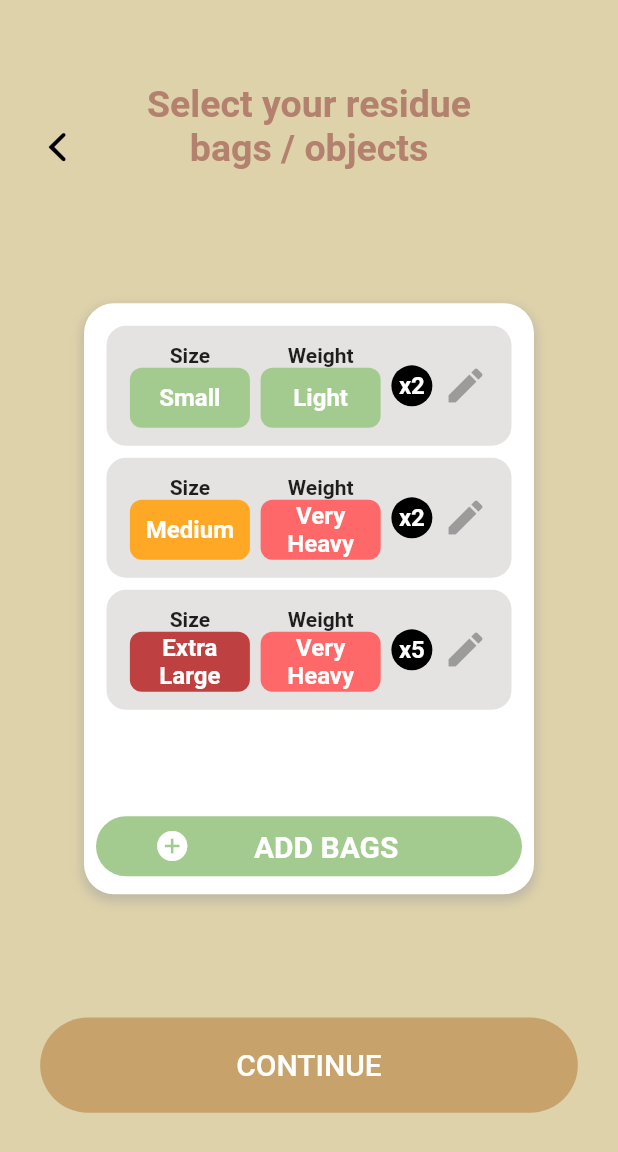
After one commit to fquesada00/Econet, a Flutter app: the AddBags screen opened by its route, on a phone screen of 412 x 824 dp. The commit adds this screen. Shown: the top 1152 px of the screen. Run offline on Flutter 3.47's test engine with Material 2 defaults, Android fonts, the phone set to English and light mode, and no system bars; drawn by our look-alikes of auto_size_text; our stand-ins replace firebase_auth, firebase_core, flutter_svg, geolocator, google_maps_flutter, google_sign_in and 1 more; missing offline and left inert: geocoder, linked_scroll_controller; accounts and stored records are empty; Roboto replaces fonts that are missing (SFProDisplay, SFProText); project files that could hold a hidden picture were left out.

Commit message:
Comenzada pantalla de agregar bolsas

```diff
--- a/lib/app.dart
+++ b/lib/app.dart
@@ -4,6 +4,7 @@ import 'package:econet/views/auth/login_or_signup.dart';
 import 'package:econet/views/auth/signup_email.dart';
 import 'package:econet/views/auth/signup_method.dart';
 import 'package:econet/views/ecopoint/PickTimeCreateEcopoint.dart';
+import 'package:econet/views/ecopoint/add_bags.dart';
 import 'package:econet/views/ecopoint/ecopoint_expanded.dart';
 import 'package:econet/views/ecopoint/pickDelivery.dart';
 import 'package:econet/views/ecopoint/pickWeekdayCreateEcopoint.dart';
@@ -50,6 +51,7 @@ class MyApp extends StatelessWidget {
           '/pickWeekday': (context) => PickWeekday(),
           '/pickTimeCreateEcopoint': (context) => PickTimeCreateEcopoint(),
           '/settings': (context) => Settings(),
+          '/add_bags': (context) => AddBags(),
         },
         title: 'Flutter Demo',
         theme: ThemeData(
@@ -180,6 +182,12 @@ class _MyHomePageState extends State<MyHomePage> {
                 onPressed: () {
                   Navigator.pushNamed(context, '/settings');
                 }),
+            RaisedButton(
+              child: Text("Add Bags"),
+              onPressed: () {
+                Navigator.pushNamed(context, '/add_bags');
+              },
+            ),
           ],
         ),
       ),
--- a/lib/model/bag.dart
+++ b/lib/model/bag.dart
@@ -2,7 +2,43 @@ class Bag {
   BagSize _size;
   BagWeight _weight;
   int _qty;
+
+  Bag(this._size, this._weight, this._qty);
+
+  BagSize get size => _size;
+
+  BagWeight get weight => _weight;
+
+  int get qty => _qty;
 }
 
 enum BagSize { small, medium, large, extraLarge }
 enum BagWeight { light, heavy, veryHeavy }
+
+String bagSizeToString(BagSize bagSize) {
+  switch (bagSize) {
+    case BagSize.small:
+      return 'Small';
+    case BagSize.medium:
+      return 'Medium';
+    case BagSize.large:
+      return 'Large';
+    case BagSize.extraLarge:
+      return 'Extra Large';
+    default:
+      return null;
+  }
+}
+
+String bagWeightToString(BagWeight bagWeight) {
+  switch (bagWeight) {
+    case BagWeight.light:
+      return 'Light';
+    case BagWeight.heavy:
+      return 'Heavy';
+    case BagWeight.veryHeavy:
+      return 'Very Heavy';
+    default:
+      return null;
+  }
+}
--- a/lib/presentation/constants.dart
+++ b/lib/presentation/constants.dart
@@ -9,7 +9,9 @@ const Color GREEN_DARK = Color.fromRGBO(100, 154, 59, 1);
 const Color BROWN_DARK = Color.fromRGBO(179, 129, 110, 1);
 const Color BROWN_MEDIUM = Color.fromRGBO(199, 162, 107, 1);
 const Color BROWN_LIGHT = Color.fromRGBO(222, 210, 170, 1);
-const Color MEDIUM_BLUE = Color(0xFF8F9CDF);
+const Color BLUE_MEDIUM = Color(0xFF8F9CDF);
+const Color RED_MEDIUM = Color(0xFFFF6868);
+const Color RED_DARK = Color(0xFFBF4040);
 
 //Colores de tags (residuos, filtros, etc)
 const Color PAPER_COLOR = BROWN_MEDIUM;
@@ -19,6 +21,11 @@ const Color METAL_COLOR = Color(0xFFA8A8A8);
 const Color ELECTRONICS_COLOR = Color(0xFF4EA77D);
 const Color WOOD_COLOR = Color(0xFFB3816E);
 const Color TEXTILE_COLOR = Color(0xFFC76BC7);
+
+//Otros
+const Color WARNING_COLOR = Color(0xFFFFA826);
+const Color ERROR_COLOR = Color(0xFFAF0000);
+const Color EDIT_COLOR = Color(0xFF9B9B9B);
 
 const Map<String, Color> CHIP_DATA = {
   'Paper': PAPER_COLOR,
--- /dev/null
+++ b/lib/views/ecopoint/add_bags.dart
@@ -0,0 +1,289 @@
+import 'package:econet/model/bag.dart';
+import 'package:econet/presentation/constants.dart';
+import 'package:econet/views/widgets/button1.dart';
+import 'package:econet/views/widgets/navbar.dart';
+import 'package:flutter/cupertino.dart';
+import 'package:flutter/material.dart';
+
+class AddBags extends StatefulWidget {
+  @override
+  _AddBagsState createState() => _AddBagsState();
+}
+
+class _AddBagsState extends State<AddBags> {
+  Bag bagData1 = new Bag(BagSize.small, BagWeight.light, 2);
+  Bag bagData2 = new Bag(BagSize.medium, BagWeight.veryHeavy, 2);
+  Bag bagData3 = new Bag(BagSize.extraLarge, BagWeight.veryHeavy, 5);
+
+  List<Bag> bagList;
+
+  @override
+  void initState() {
+    super.initState();
+
+    bagList = [bagData1, bagData2, bagData3];
+  }
+
+  @override
+  Widget build(BuildContext context) {
+    return Scaffold(
+      backgroundColor: BROWN_LIGHT,
+      appBar: NavBar(
+        backgroundColor: BROWN_LIGHT,
+        withBack: true,
+        textColor: BROWN_DARK,
+        text: "Select your residue bags / objects",
+      ),
+      body: Center(
+        child: Column(
+          mainAxisAlignment: MainAxisAlignment.spaceEvenly,
+          children: [
+            InfoCardContainer(
+              content: Column(
+                children: [
+                  ClipRRect(
+                    borderRadius: BorderRadius.all(Radius.circular(20)),
+                    child: Container(
+                      height: 330,
+                      width: 300,
+                      child: ListView.separated(
+                        padding: EdgeInsets.all(15),
+                        itemCount: bagList.length,
+                        itemBuilder: (BuildContext context, int index) {
+                          return BagInfoRow(bagList[index], true);
+                        },
+                        separatorBuilder: (BuildContext context, int index) =>
+                            SizedBox(height: 8),
+                      ),
+                    ),
+                  ),
+                  Padding(
+                    padding: const EdgeInsets.all(8.0),
+                    child: Button1(
+                        btnData: ButtonData('ADD BAGS', () {},
+                            height: 40,
+                            adjust: true,
+                            fontWeight: FontWeight.w600,
+                            icon: Icon(Icons.add_circle))),
+                  )
+                ],
+              ),
+            ),
+            Button1(
+                btnData: ButtonData('CONTINUE', () {},
+                    backgroundColor: BROWN_MEDIUM))
+          ],
+        ),
+      ),
+    );
+  }
+}
+
+class BagInfoRow extends StatefulWidget {
+  final Bag bagData;
+  final bool isEditable;
+
+  BagInfoRow(this.bagData, this.isEditable);
+
+  @override
+  _BagInfoRowState createState() => _BagInfoRowState(bagData, isEditable);
+}
+
+class _BagInfoRowState extends State<BagInfoRow> {
+  Bag bagData;
+  bool isEditable;
+
+  _BagInfoRowState(this.bagData, this.isEditable);
+
+  @override
+  Widget build(BuildContext context) {
+    Size size = MediaQuery.of(context).size;
+
+    return Container(
+      decoration: BoxDecoration(
+        color: Color(0xFFE5E2E2),
+        borderRadius: BorderRadius.all(Radius.circular(13)),
+      ),
+      child: Padding(
+        padding: const EdgeInsets.all(12.0),
+        child: Row(
+          mainAxisAlignment: MainAxisAlignment.spaceAround,
+          children: <Widget>[
+            Column(
+              children: <Widget>[
+                Text(
+                  'Size',
+                  style: TextStyle(
+                      fontSize: 14,
+                      fontWeight: FontWeight.w600,
+                      fontFamily: 'SFProText'),
+                ),
+                Container(
+                  padding: EdgeInsets.symmetric(horizontal: 5),
+                  height: 40,
+                  width: 80,
+                  decoration: BoxDecoration(
+                      color: _getBagInfoColor(bagSize: bagData.size),
+                      borderRadius: BorderRadius.all(Radius.circular(8))),
+                  alignment: Alignment.center,
+                  child: Text(bagSizeToString(bagData.size),
+                      textAlign: TextAlign.center,
+                      style: TextStyle(
+                        color: Colors.white,
+                        fontWeight: FontWeight.w600,
+                        fontSize: 16,
+                      )),
+                )
+              ],
+            ),
+            Column(
+              children: <Widget>[
+                Text(
+                  'Weight',
+                  style: TextStyle(
+                      fontSize: 14,
+                      fontWeight: FontWeight.w600,
+                      fontFamily: 'SFProText'),
+                ),
+                Container(
+                  padding: EdgeInsets.symmetric(horizontal: 5),
+                  height: 40,
+                  width: 80,
+                  decoration: BoxDecoration(
+                      color: _getBagInfoColor(bagWeight: bagData.weight),
+                      borderRadius: BorderRadius.all(Radius.circular(8))),
+                  alignment: Alignment.center,
+                  child: Text(bagWeightToString(bagData.weight),
+                      textAlign: TextAlign.center,
+                      style: TextStyle(
+                        color: Colors.white,
+                        fontWeight: FontWeight.w600,
+                        fontSize: 16,
+                      )),
+                )
+              ],
+            ),
+            Container(
+              padding: EdgeInsets.all(5),
+              decoration: BoxDecoration(
+                shape: BoxShape.circle,
+                color: Colors.black,
+              ),
+              child: Text(
+                'x' + bagData.qty.toString(),
+                style: TextStyle(
+                    color: Colors.white,
+                    fontWeight: FontWeight.w600,
+                    fontSize: 16),
+              ),
+            ),
+            if (isEditable)
+              IconButton(
+                icon: Icon(Icons.edit),
+                color: EDIT_COLOR,
+                iconSize: 30,
+                padding: EdgeInsets.zero,
+                constraints: BoxConstraints(),
+                onPressed: () {},
+              ),
+          ],
+        ),
+      ),
+    );
+  }
+
+  Color _getBagInfoColor({BagSize bagSize, BagWeight bagWeight}) {
+    if (bagSize != null) {
+      switch (bagSize) {
+        case BagSize.small:
+          return GREEN_MEDIUM;
+        case BagSize.medium:
+          return WARNING_COLOR;
+        case BagSize.large:
+          return RED_MEDIUM;
+        case BagSize.extraLarge:
+          return RED_DARK;
+      }
+    } else if (bagWeight != null) {
+      switch (bagWeight) {
+        case BagWeight.light:
+          return GREEN_MEDIUM;
+        case BagWeight.heavy:
+          return WARNING_COLOR;
+        case BagWeight.veryHeavy:
+          return RED_MEDIUM;
+      }
+    }
+
+    return null;
+  }
+}
+
+class InfoCardContainer extends StatelessWidget {
+  final Widget content;
+  final String header;
+  final IconData icon;
+
+  InfoCardContainer({this.content, this.header, this.icon});
+
+  @override
+  Widget build(BuildContext context) {
+    Size size = MediaQuery.of(context).size;
+
+    return Container(
+      width: 300,
+      decoration: BoxDecoration(
+        color: Colors.white,
+        borderRadius: BorderRadius.all(Radius.circular(20)),
+        boxShadow: [
+          BoxShadow(
+            color: Colors.grey.withOpacity(0.5),
+            spreadRadius: 1,
+            blurRadius: 6,
+            offset: Offset(0, 3),
+          )
+        ],
+      ),
+      child: Column(
+        mainAxisAlignment: MainAxisAlignment.center,
+        children: <Widget>[
+          if (header != null)
+            Padding(
+              padding: const EdgeInsets.symmetric(vertical: 10.0),
+              child: Text(
+                header,
+                style: TextStyle(
+                  fontWeight: FontWeight.w700,
+                  fontSize: 22,
+                  color: GREEN_DARK,
+                ),
+              ),
+            ),
+          Row(
+            mainAxisAlignment: MainAxisAlignment.center,
+            children: <Widget>[
+              if (icon != null)
+                Expanded(
+                  flex: 2,
+                  child: Padding(
+                    padding: const EdgeInsets.only(
+                      left: 8.0,
+                      bottom: 20,
+                    ),
+                    child: Icon(
+                      icon,
+                      size: 40,
+                    ),
+                  ),
+                ),
+              Expanded(
+                flex: 10,
+                child: content,
+              ),
+            ],
+          )
+        ],
+      ),
+    );
+  }
+}
--- a/lib/views/ecopoint/pickTime.dart
+++ b/lib/views/ecopoint/pickTime.dart
@@ -5,6 +5,7 @@ import 'package:flutter/material.dart';
 import 'package:flutter/cupertino.dart';
 import 'package:econet/views/widgets/button1.dart';
 import 'package:flutter/src/widgets/framework.dart';
+
 class PickTime extends StatefulWidget {
   //EcopointInfo({this.adress);
   //String adress;
@@ -12,9 +13,7 @@ class PickTime extends StatefulWidget {
   State<StatefulWidget> createState() => PickTimeState();
 }
 
-
 class PickTimeState extends State<PickTime> {
-
   int _currentMinute = 0;
   int _currentHour = 17;
   int _startHour;
@@ -24,38 +23,40 @@ class PickTimeState extends State<PickTime> {
   bool _isLowTime;
   bool _isHighTime;
 
-  void addTime(){
+  void addTime() {
     print("addTime");
-    if(!((_currentHour == _endHour) && (_currentMinute == _endMinute))){
+    if (!((_currentHour == _endHour) && (_currentMinute == _endMinute))) {
       _isLowTime = false;
-      _currentMinute = (_currentMinute + 1)%4;
-      if (_currentMinute == 0){
-        _currentHour +=1;
+      _currentMinute = (_currentMinute + 1) % 4;
+      if (_currentMinute == 0) {
+        _currentHour += 1;
       }
     }
     print((_currentHour == _endHour));
     print((_currentMinute == _endMinute));
-    if((_currentHour == _endHour) && (_currentMinute == _endMinute)){
+    if ((_currentHour == _endHour) && (_currentMinute == _endMinute)) {
       print("is highTime!");
       _isHighTime = true;
     }
     setState(() {});
   }
-  void removeTime(){
+
+  void removeTime() {
     _isLowTime = true;
-    if(!((_currentHour == _startHour) && (_currentMinute == _startMinute))){
+    if (!((_currentHour == _startHour) && (_currentMinute == _startMinute))) {
       _isHighTime = false;
       _currentMinute = _currentMinute - 1;
-      if (_currentMinute < 0){
-        _currentHour -=1;
+      if (_currentMinute < 0) {
+        _currentHour -= 1;
         _currentMinute = 3;
       }
     }
-    if((_currentHour == _endHour) && (_currentMinute == _endMinute)){
+    if ((_currentHour == _endHour) && (_currentMinute == _endMinute)) {
       _isLowTime = true;
     }
     setState(() {});
   }
+
   @override
   Widget build(BuildContext context) {
     final Map _arguments = ModalRoute.of(context).settings.arguments as Map;
@@ -69,16 +70,14 @@ class PickTimeState extends State<PickTime> {
     final testList = List<String>(10);
     Size size = MediaQuery.of(context).size;
     return Scaffold(
-      backgroundColor: MEDIUM_BLUE,
+      backgroundColor: BLUE_MEDIUM,
       appBar: NavBar(
-        backgroundColor: MEDIUM_BLUE,
+        backgroundColor: BLUE_MEDIUM,
         withBack: true,
         //textColor: GREEN_DARK,
         text: "Aproximate time for delivering residues",
       ),
-      body: Column(
-          mainAxisAlignment: MainAxisAlignment.spaceEvenly,
-          children: [
+      body: Column(mainAxisAlignment: MainAxisAlignment.spaceEvenly, children: [
         SizedBox(height: 30),
         Center(
           child: Padding(
@@ -103,56 +102,71 @@ class PickTimeState extends State<PickTime> {
                     children: [
                       Column(
                         children: [
-                      Text(_arguments["date"],style:TextStyle(
-                        fontSize: 22,
-                        fontWeight: FontWeight.w700
-                      )),
-                      Text("Available: " + _arguments["timeStart"] + " - " +  _arguments["timeEnd"],style: TextStyle(
-                          fontSize: 18,
-                          fontWeight: FontWeight.w500
-                      ))
+                          Text(_arguments["date"],
+                              style: TextStyle(
+                                  fontSize: 22, fontWeight: FontWeight.w700)),
+                          Text(
+                              "Available: " +
+                                  _arguments["timeStart"] +
+                                  " - " +
+                                  _arguments["timeEnd"],
+                              style: TextStyle(
+                                  fontSize: 18, fontWeight: FontWeight.w500))
                         ],
                       ),
-                  new Material(color: Colors.white,child: Container(width: 300,height: 200,
+                      new Material(
+                          color: Colors.white,
+                          child: Container(
+                              width: 300,
+                              height: 200,
                               child: Column(
-                        mainAxisAlignment: MainAxisAlignment.spaceEvenly,
-                        children:[
+                                  mainAxisAlignment:
+                                      MainAxisAlignment.spaceEvenly,
+                                  children: [
                                     IconButton(
                                       splashRadius: 27,
-                            splashColor: MEDIUM_BLUE,
+                                      splashColor: BLUE_MEDIUM,
                                       disabledColor: Colors.grey,
                                       icon: Icon(CustomIcons.plus_circle),
                                       constraints: BoxConstraints(
                                         minWidth: 60,
                                         minHeight: 60,
                                       ),
-                            onPressed: _isHighTime ? null : (){addTime();
-                            setState(() {_isHighTime = true;});},
+                                      onPressed: _isHighTime
+                                          ? null
+                                          : () {
+                                              addTime();
+                                              setState(() {
+                                                _isHighTime = true;
+                                              });
+                                            },
                                       iconSize: 35,
                                     ),
-                          Text(_currentHour.toString() + ":" + (_currentMinute*15).toString().padLeft(2, '0'),style:TextStyle(
+                                    Text(
+                                        _currentHour.toString() +
+                                            ":" +
+                                            (_currentMinute * 15)
+                                                .toString()
+                                                .padLeft(2, '0'),
+                                        style: TextStyle(
                                             fontSize: 63,
-                            fontWeight: FontWeight.w700
-                          )),
+                                            fontWeight: FontWeight.w700)),
                                     IconButton(
                                       splashRadius: 27,
-                            splashColor: MEDIUM_BLUE,
+                                      splashColor: BLUE_MEDIUM,
                                       disabledColor: Colors.grey,
                                       icon: Icon(CustomIcons.minus_circle),
                                       onPressed: _isLowTime ? null : removeTime,
                                       iconSize: 35,
                                     ),
-                        ]
-                      ))),
+                                  ]))),
                       SizedBox()
                     ],
-              )
-            )
-          ),
+                  ))),
         ),
         Center(
-          child: Padding(padding: const EdgeInsets.symmetric(horizontal: 40),
-
+          child: Padding(
+            padding: const EdgeInsets.symmetric(horizontal: 40),
             child: Button1(
               btnData: ButtonData(
                 'CONTINUE',
```
Lines whose indentation alone changed are shown as unchanged.
